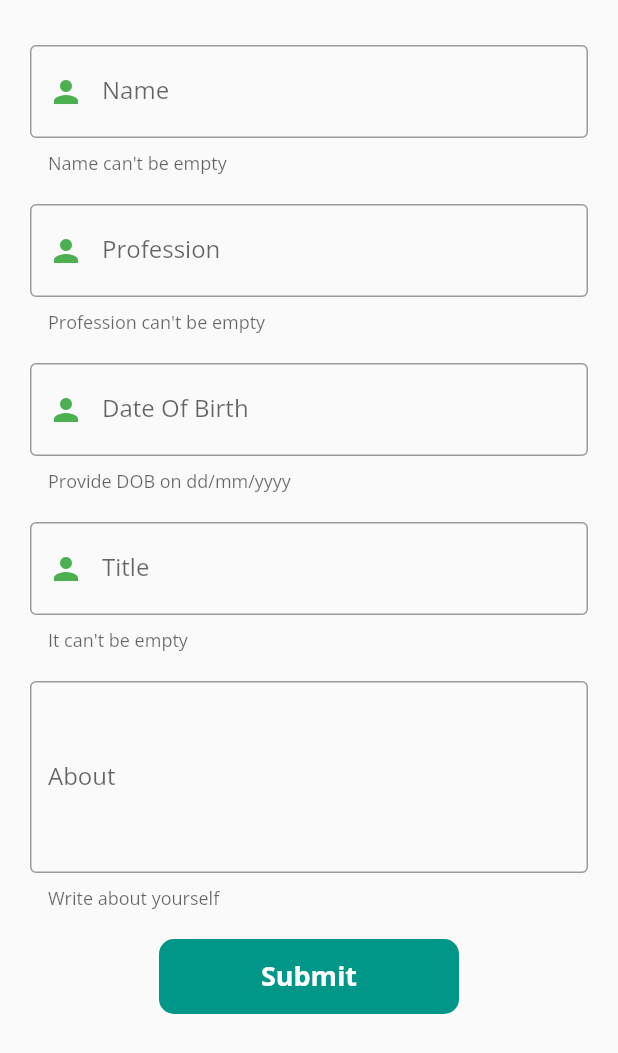
After one commit to TawhidHassan/Flutter-blog-app-nodejs-backend, a Flutter app: the CreatProfile screen opened directly, on a phone screen of 412 x 824 dp. The commit adds this screen. Shown: the top 1053 px of the screen. Run offline on Flutter 3.47's test engine with Material 2 defaults, Android fonts, the phone set to English and light mode, and no system bars; our stand-ins replace flutter_secure_storage, google_fonts, logger; missing offline and left inert: flutter_facebook_login; accounts and stored records are empty.

Commit message:
profile create show button etc done

```diff
--- a/lib/Pages/HomePage.dart
+++ b/lib/Pages/HomePage.dart
@@ -1,5 +1,6 @@
 import 'package:flutter/material.dart';
-import 'package:flutter_blog_app_nodejs/Pages/ProfileScreen.dart';
+import 'package:flutter_blog_app_nodejs/Profile/ProfileScreen.dart';
+
 import 'package:flutter_blog_app_nodejs/Screen/HomeScreen.dart';
 import 'package:flutter_secure_storage/flutter_secure_storage.dart';
 import 'WelcomePage.dart';
--- /dev/null
+++ b/lib/Profile/CreatProfile.dart
@@ -0,0 +1,229 @@
+
+
+import 'package:flutter/material.dart';
+
+import '../NetworkHandler.dart';
+
+class CreatProfile extends StatefulWidget {
+  CreatProfile({Key key}) : super(key: key);
+
+  @override
+  _CreatProfileState createState() => _CreatProfileState();
+}
+
+class _CreatProfileState extends State<CreatProfile> {
+  final networkHandler = NetworkHandler();
+  bool circular = false;
+  final _globalkey = GlobalKey<FormState>();
+  TextEditingController _name = TextEditingController();
+  TextEditingController _profession = TextEditingController();
+  TextEditingController _dob = TextEditingController();
+  TextEditingController _title = TextEditingController();
+  TextEditingController _about = TextEditingController();
+
+  @override
+  Widget build(BuildContext context) {
+    return Scaffold(
+      body: Form(
+          key: _globalkey,
+          child: ListView(
+            padding: const EdgeInsets.symmetric(horizontal: 20, vertical: 30),
+            children: [
+              nameTextField(),
+              SizedBox(
+                height: 20,
+              ),
+              professionTextField(),
+              SizedBox(
+                height: 20,
+              ),
+              dobField(),
+              SizedBox(
+                height: 20,
+              ),
+              titleTextField(),
+              SizedBox(
+                height: 20,
+              ),
+              aboutTextField(),
+              SizedBox(
+                height: 20,
+              ),
+
+              InkWell(
+                onTap: () async {
+
+                },
+                child: Center(
+                  child: Container(
+                    width: 200,
+                    height: 50,
+                    decoration: BoxDecoration(
+                      color: Colors.teal,
+                      borderRadius: BorderRadius.circular(10),
+                    ),
+                    child: Center(
+                      child: circular
+                          ? CircularProgressIndicator()
+                          : Text(
+                        "Submit",
+                        style: TextStyle(
+                          color: Colors.white,
+                          fontSize: 18,
+                          fontWeight: FontWeight.bold,
+                        ),
+                      ),
+                    ),
+                  ),
+                ),
+              ),
+            ],
+          ),
+      ),
+    );
+  }
+
+
+
+  Widget nameTextField() {
+    return TextFormField(
+      controller: _name,
+      validator: (value) {
+        if (value.isEmpty) return "Name can't be empty";
+
+        return null;
+      },
+      decoration: InputDecoration(
+        border: OutlineInputBorder(
+            borderSide: BorderSide(
+              color: Colors.teal,
+            )),
+        focusedBorder: OutlineInputBorder(
+            borderSide: BorderSide(
+              color: Colors.orange,
+              width: 2,
+            )),
+        prefixIcon: Icon(
+          Icons.person,
+          color: Colors.green,
+        ),
+        labelText: "Name",
+        helperText: "Name can't be empty",
+        hintText: "Dev Stack",
+      ),
+    );
+  }
+
+  Widget professionTextField() {
+    return TextFormField(
+      controller: _profession,
+      validator: (value) {
+        if (value.isEmpty) return "Profession can't be empty";
+
+        return null;
+      },
+      decoration: InputDecoration(
+        border: OutlineInputBorder(
+            borderSide: BorderSide(
+              color: Colors.teal,
+            )),
+        focusedBorder: OutlineInputBorder(
+            borderSide: BorderSide(
+              color: Colors.orange,
+              width: 2,
+            )),
+        prefixIcon: Icon(
+          Icons.person,
+          color: Colors.green,
+        ),
+        labelText: "Profession",
+        helperText: "Profession can't be empty",
+        hintText: "Full Stack Developer",
+      ),
+    );
+  }
+
+  Widget dobField() {
+    return TextFormField(
+      controller: _dob,
+      validator: (value) {
+        if (value.isEmpty) return "DOB can't be empty";
+
+        return null;
+      },
+      decoration: InputDecoration(
+        border: OutlineInputBorder(
+            borderSide: BorderSide(
+              color: Colors.teal,
+            )),
+        focusedBorder: OutlineInputBorder(
+            borderSide: BorderSide(
+              color: Colors.orange,
+              width: 2,
+            )),
+        prefixIcon: Icon(
+          Icons.person,
+          color: Colors.green,
+        ),
+        labelText: "Date Of Birth",
+        helperText: "Provide DOB on dd/mm/yyyy",
+        hintText: "01/01/2020",
+      ),
+    );
+  }
+
+  Widget titleTextField() {
+    return TextFormField(
+      controller: _title,
+      validator: (value) {
+        if (value.isEmpty) return "Title can't be empty";
+
+        return null;
+      },
+      decoration: InputDecoration(
+        border: OutlineInputBorder(
+            borderSide: BorderSide(
+              color: Colors.teal,
+            )),
+        focusedBorder: OutlineInputBorder(
+            borderSide: BorderSide(
+              color: Colors.orange,
+              width: 2,
+            )),
+        prefixIcon: Icon(
+          Icons.person,
+          color: Colors.green,
+        ),
+        labelText: "Title",
+        helperText: "It can't be empty",
+        hintText: "Flutter Developer",
+      ),
+    );
+  }
+
+  Widget aboutTextField() {
+    return TextFormField(
+      controller: _about,
+      validator: (value) {
+        if (value.isEmpty) return "About can't be empty";
+
+        return null;
+      },
+      maxLines: 4,
+      decoration: InputDecoration(
+        border: OutlineInputBorder(
+            borderSide: BorderSide(
+              color: Colors.teal,
+            )),
+        focusedBorder: OutlineInputBorder(
+            borderSide: BorderSide(
+              color: Colors.orange,
+              width: 2,
+            )),
+        labelText: "About",
+        helperText: "Write about yourself",
+        hintText: "I am Dev Stack",
+      ),
+    );
+  }
+}
```
Also changed, not shown: lib/NetworkHandler.dart (+8 -1 lines), lib/Pages/ProfileScreen.dart (deleted, +0 -18 lines), lib/Profile/MainProfile.dart (added, +15 -0 lines), lib/Profile/ProfileScreen.dart (added, +104 -0 lines).
